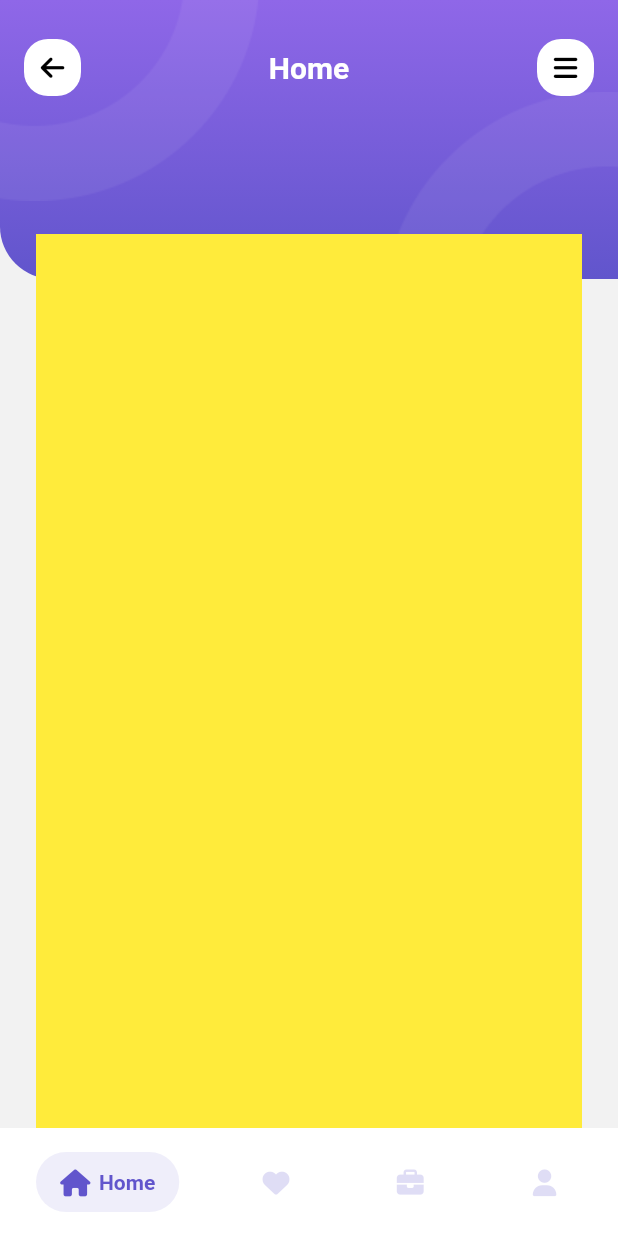
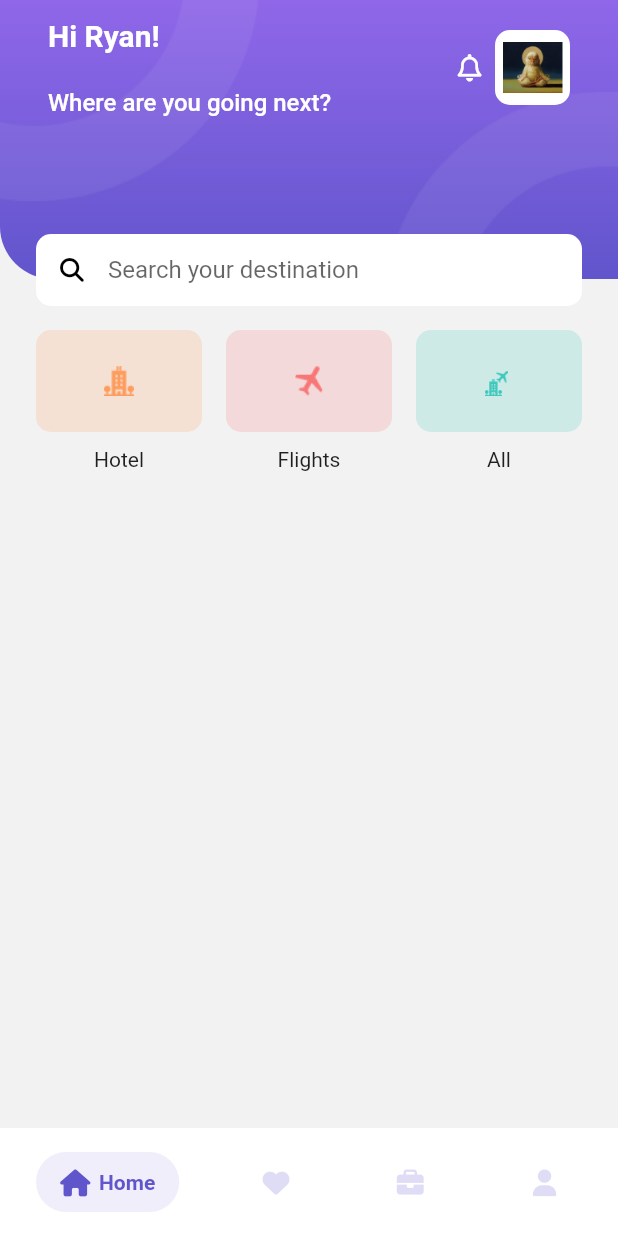
Before and after one commit to vfa-cuongtt/flutter_travel, a Flutter app: the MainApp screen opened by its route, on a phone screen of 412 x 824 dp. Run offline on Flutter 3.47's test engine with Material 2 defaults, Android fonts, the phone set to English and light mode, and no system bars; drawn by our look-alikes of salomon_bottom_bar; our stand-ins replace font_awesome_flutter, hive_flutter, smooth_page_indicator; accounts and stored records are empty.

```diff
--- a/lib/core/helpers/asset_helper.dart
+++ b/lib/core/helpers/asset_helper.dart
@@ -6,4 +6,8 @@ class AssetHelper {
   static const String imgIntro3 = 'assets/images/intro3.png';
   static const String imgOval1 = 'assets/images/oval_1.png';
   static const String imgOval2 = 'assets/images/oval_2.png';
+  static const String avatar = 'assets/images/avatar.png';
+  static const String iconHotel = 'assets/icons/icon_hotel.png';
+  static const String iconPlane = 'assets/icons/icon_plane.png';
+  static const String iconHotelPlane = 'assets/icons/icon_hotel_plane.png';
 }
--- a/lib/representation/screens/home_screen.dart
+++ b/lib/representation/screens/home_screen.dart
@@ -1,5 +1,11 @@
 import 'package:flutter/material.dart';
+import 'package:font_awesome_flutter/font_awesome_flutter.dart';
+import 'package:travel_app/core/constants/dimension_contants.dart';
+import 'package:travel_app/core/helpers/image_helper.dart';
+import 'package:travel_app/representation/screens/hotel_screen.dart';
+import 'package:travel_app/representation/widgets/item_category_widget.dart';
 
+import '../../core/helpers/asset_helper.dart';
 import '../widgets/app_bar_container.dart';
 
 class HomeScreen extends StatefulWidget {
@@ -12,13 +18,131 @@ class HomeScreen extends StatefulWidget {
 class _HomeScreenState extends State<HomeScreen> {
   @override
   Widget build(BuildContext context) {
-    return AppBarContainer(
-      titleString: 'Home',
-      implementLeading: true,
-      implementTrailing: true,
-      child: Container(
-        color: Colors.yellow,
-      ),
-    );
+    return AppBarContainerWidgets(
+        title: Padding(
+          padding: EdgeInsets.symmetric(horizontal: kDefaultPadding),
+          child: Row(
+            children: [
+              Column(
+                crossAxisAlignment: CrossAxisAlignment.start,
+                children: const [
+                  Text(
+                    'Hi Ryan!',
+                    style: TextStyle(
+                      fontWeight: FontWeight.bold,
+                      fontSize: 20,
+                    ),
+                  ),
+                  SizedBox(
+                    height: kMediumPadding,
+                  ),
+                  Text(
+                    'Where are you going next?',
+                    style: TextStyle(fontSize: 16),
+                  )
+                ],
+              ),
+              const Spacer(),
+              const Icon(
+                FontAwesomeIcons.bell,
+                size: kDefaultIconSize,
+                color: Colors.white,
+              ),
+              const SizedBox(
+                width: kTopPadding,
+              ),
+              Container(
+                width: 50,
+                height: 50,
+                decoration: BoxDecoration(
+                  borderRadius: BorderRadius.circular(kItemPadding),
+                  color: Colors.white,
+                ),
+                padding: const EdgeInsets.all(kMinPadding),
+                child: ImageHelper.loadFromAsset(AssetHelper.avatar),
+              ),
+            ],
+          ),
+        ),
+        child: Column(
+          children: [
+            // Search text field
+            TextField(
+              decoration: InputDecoration(
+                hintText: 'Search your destination',
+                prefixIcon: Padding(
+                  padding: EdgeInsets.all(kTopPadding),
+                  child: Icon(
+                    FontAwesomeIcons.magnifyingGlass,
+                    color: Colors.black,
+                    size: kDefaultPadding,
+                  ),
+                ),
+                filled: true,
+                fillColor: Colors.white,
+                border: OutlineInputBorder(
+                  borderSide: BorderSide.none,
+                  borderRadius: BorderRadius.all(
+                    Radius.circular(kItemPadding),
+                  ),
+                ),
+                contentPadding: EdgeInsets.symmetric(horizontal: kItemPadding),
+              ),
+            ),
+            SizedBox(
+              height: kDefaultPadding,
+            ),
+            Row(
+              children: [
+                Expanded(
+                  child: ItemCategoryWidget(
+                    title: 'Hotel',
+                    icon: ImageHelper.loadFromAsset(
+                      AssetHelper.iconHotel,
+                      width: kBottomBarIconSize,
+                      height: kBottomBarIconSize,
+                    ),
+                    color: const Color(0xFFFE9C5E),
+                    onTap: () {
+                      Navigator.of(context).pushNamed(HotelScreen.routeName);
+                    },
+                  ),
+                ),
+                SizedBox(
+                  width: kDefaultPadding,
+                ),
+                Expanded(
+                  child: ItemCategoryWidget(
+                    title: 'Flights',
+                    icon: ImageHelper.loadFromAsset(
+                      AssetHelper.iconPlane,
+                      width: kBottomBarIconSize,
+                      height: kBottomBarIconSize,
+                    ),
+                    color: const Color(0xFFF77777),
+                    onTap: () {},
+                  ),
+                ),
+                SizedBox(
+                  width: kDefaultPadding,
+                ),
+                Expanded(
+                  child: ItemCategoryWidget(
+                    title: 'All',
+                    icon: ImageHelper.loadFromAsset(
+                      AssetHelper.iconHotelPlane,
+                      width: kBottomBarIconSize,
+                      height: kBottomBarIconSize,
+                    ),
+                    color: const Color(0xFF3EC8BC),
+                    onTap: () {
+                      print('ALL _____');
+                    },
+                  ),
+                ),
+              ],
+            )
+          ],
+        ));
   }
 }
--- /dev/null
+++ b/lib/representation/screens/hotel_screen.dart
@@ -0,0 +1,19 @@
+import 'package:flutter/material.dart';
+
+class HotelScreen extends StatefulWidget {
+  const HotelScreen({Key? key}) : super(key: key);
+
+  static const String routeName = '/hotel_screen';
+
+  @override
+  State<HotelScreen> createState() => _HotelScreenState();
+}
+
+class _HotelScreenState extends State<HotelScreen> {
+  @override
+  Widget build(BuildContext context) {
+    return Container(
+      color: Colors.red,
+    );
+  }
+}
--- a/lib/representation/widgets/app_bar_container.dart
+++ b/lib/representation/widgets/app_bar_container.dart
@@ -5,8 +5,8 @@ import 'package:travel_app/core/constants/dimension_contants.dart';
 import 'package:travel_app/core/helpers/asset_helper.dart';
 import 'package:travel_app/core/helpers/image_helper.dart';
 
-class AppBarContainer extends StatelessWidget {
-  const AppBarContainer({
+class AppBarContainerWidgets extends StatelessWidget {
+  const AppBarContainerWidgets({
     Key? key,
     required this.child,
     this.title,
--- /dev/null
+++ b/lib/representation/widgets/item_category_widget.dart
@@ -0,0 +1,38 @@
+import 'package:flutter/material.dart';
+import 'package:travel_app/core/constants/dimension_contants.dart';
+
+class ItemCategoryWidget extends StatelessWidget {
+  const ItemCategoryWidget({
+    Key? key,
+    required this.icon,
+    required this.color,
+    this.onTap,
+    required this.title,
+  }) : super(key: key);
+  final Widget icon;
+  final Color color;
+  final Function()? onTap;
+  final String title;
+
+  @override
+  Widget build(BuildContext context) {
+    return GestureDetector(
+      onTap: onTap,
+      child: Column(
+        children: [
+          Container(
+            width: double.infinity,
+            padding: const EdgeInsets.symmetric(vertical: kMediumPadding),
+            decoration: BoxDecoration(
+              color: color.withOpacity(0.2),
+              borderRadius: BorderRadius.circular(kItemPadding),
+            ),
+            child: icon,
+          ),
+          const SizedBox(height: kItemPadding),
+          Text(title),
+        ],
+      ),
+    );
+  }
+}
--- a/lib/routes.dart
+++ b/lib/routes.dart
@@ -1,4 +1,5 @@
 import 'package:flutter/material.dart';
+import 'package:travel_app/representation/screens/hotel_screen.dart';
 import 'package:travel_app/representation/screens/intro_screen.dart';
 import 'package:travel_app/representation/screens/main_app.dart';
 import 'package:travel_app/representation/screens/splash_screen.dart';
@@ -7,4 +8,5 @@ final Map<String, WidgetBuilder> routes = {
   SplashScreen.routeName: (context) => const SplashScreen(),
   IntroScreen.routeName: (context) => const IntroScreen(),
   MainApp.routeName: (context) => const MainApp(),
+  HotelScreen.routeName: (context) => const HotelScreen(),
 };
```
Also changed, not shown: assets/icons/icon_hotel.png (added), assets/icons/icon_hotel_plane.png (added), assets/icons/icon_plane.png (added), assets/images/avatar.png (added).
